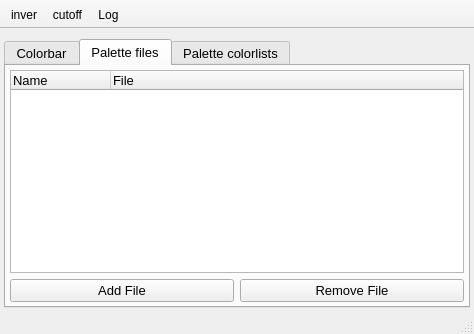
Above: UIs/nColorBar.ui from NeutrinoToolkit/Neutrino before the change. Below: the same form after it.
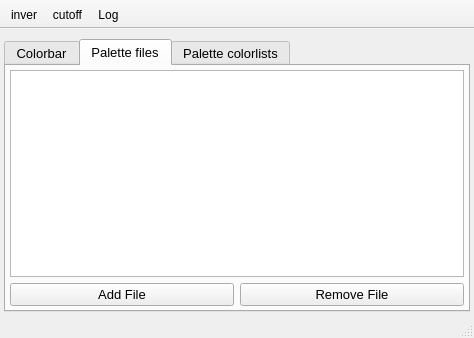
That is the form after the change. The open tabs and pages were chosen to show the change. Icons and pictures are not drawn. Custom widgets are drawn as their Qt base class.

Patch:
```diff
--- a/UIs/nColorBar.ui
+++ b/UIs/nColorBar.ui
@@ -7,7 +7,7 @@
     <x>0</x>
     <y>0</y>
     <width>474</width>
-    <height>334</height>
+    <height>338</height>
    </rect>
   </property>
   <property name="windowTitle">
@@ -309,7 +309,7 @@
          </widget>
         </item>
         <item row="1" column="0" colspan="2">
-         <widget class="QTreeWidget" name="fileList">
+         <widget class="QListWidget" name="fileList">
           <property name="font">
            <font>
             <pointsize>10</pointsize>
@@ -318,19 +318,9 @@
           <property name="alternatingRowColors">
            <bool>true</bool>
           </property>
-          <attribute name="headerDefaultSectionSize">
-           <number>100</number>
-          </attribute>
-          <column>
-           <property name="text">
-            <string>Name</string>
-           </property>
-          </column>
-          <column>
-           <property name="text">
-            <string>File</string>
-           </property>
-          </column>
+          <property name="selectionMode">
+           <enum>QAbstractItemView::ExtendedSelection</enum>
+          </property>
          </widget>
         </item>
        </layout>
```
Left out of the diff: 34 changed lines with no effect on the pictures.
